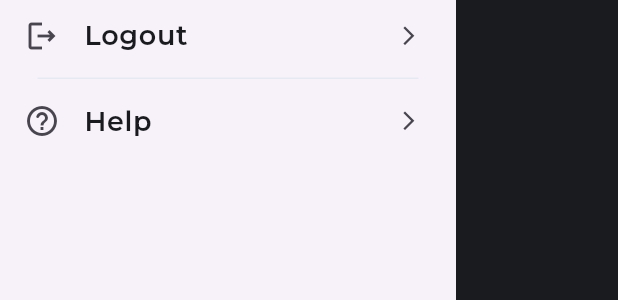
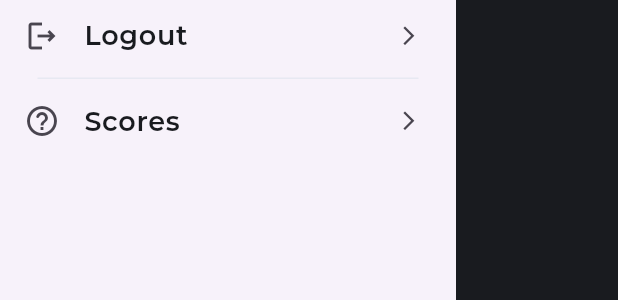
Before and after one commit to OucheneMohamedNourElIslem658/Nexus-Ranking-System, a Flutter app: the CustomDrawer widget shown alone on an empty page, opened directly, on a phone screen of 412 x 824 dp. Shown: the part 491-791 px from the top of the screen. Run offline on Flutter 3.47's test engine with Material 3 defaults, Android fonts, the phone set to English and light mode, and no system bars; our stand-ins replace cloud_firestore, firebase_auth, firebase_core, flutter_svg, get; accounts and stored records are empty; generated files the repository leaves out were written again; network calls fail; project files that could hold a hidden picture were left out.

```diff
--- a/lib/features/auth/screens/auth.dart
+++ b/lib/features/auth/screens/auth.dart
@@ -10,6 +10,8 @@ class AuthScreen extends StatelessWidget {
   Widget build(BuildContext context) {
     return Scaffold(
       body: Center(
+        child: Padding(
+          padding: const EdgeInsets.symmetric(horizontal: 20),
           child: Column(
             mainAxisAlignment: MainAxisAlignment.center,
             children: [
@@ -29,6 +31,7 @@ class AuthScreen extends StatelessWidget {
             ],
           ),
         ),
+      ),
     );
   }
 }
--- a/lib/features/rank/screens/rank.dart
+++ b/lib/features/rank/screens/rank.dart
@@ -96,7 +96,7 @@ class DynamicFilteringButton extends StatelessWidget {
       stream: RankRepo.getAllFieldsStream(),
       builder: (context, snapshot) {
         if (snapshot.connectionState == ConnectionState.waiting || snapshot.data == null) {
-          return const LinearProgressIndicator();
+          return const SizedBox();
         }
 
         final fields = snapshot.data!;
@@ -172,7 +172,7 @@ class CustomDrawer extends StatelessWidget {
                 trailing: const Icon(Icons.arrow_forward_ios, size: 15,),
                 onTap: () async => await launchUrl(Uri.parse("mailto:m_ouchene@estin.dz&subject=Mobile App Error")),
                 title: Text(
-                  'Help',
+                  'Scores',
                   style: TextStyles.style8.copyWith(
                     color: CustomColors.black1
                   ),
--- a/lib/features/rank/widgets/elite_ranking.dart
+++ b/lib/features/rank/widgets/elite_ranking.dart
@@ -24,10 +24,7 @@ class EleteRanking extends StatelessWidget {
             final isWaiting = snapshot.connectionState == ConnectionState.waiting || snapshot.data == null;
 
             if (isWaiting) {
-              return const Opacity(
-                opacity: 0,
-                child: LinearProgressIndicator()
-              );
+              return const LinearProgressIndicator();
             }
 
             final members = snapshot.data!;
```
Also changed, not shown: firebase.json, 3 other files. Lines whose indentation alone changed are shown as unchanged.
